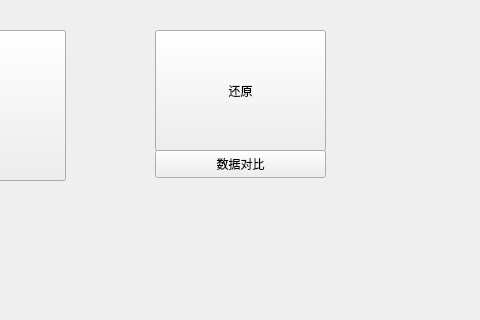
The window that mainwindow.ui (Wuroborus/8848TitaniumCloud) describes before a commit, drawn with Qt 5; both pictures show x 295 to 775 and y 137 to 457 of the 864 by 594 pixel window.
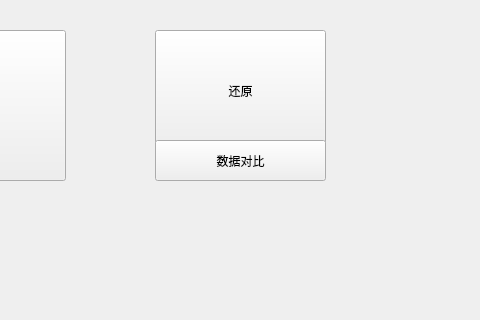
The same window after the commit.

What changed in the file:
```diff
--- a/mainwindow.ui
+++ b/mainwindow.ui
@@ -47,9 +47,9 @@
     <property name="geometry">
      <rect>
       <x>450</x>
-      <y>270</y>
+      <y>260</y>
       <width>171</width>
-      <height>28</height>
+      <height>41</height>
      </rect>
     </property>
     <property name="text">
```
